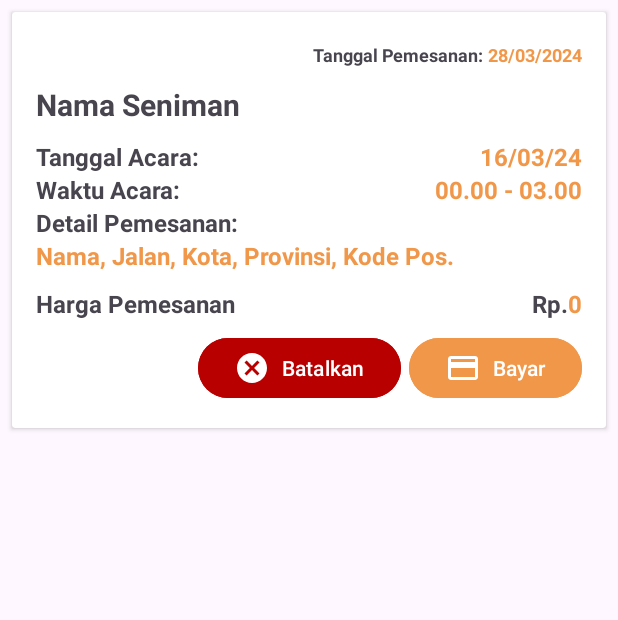
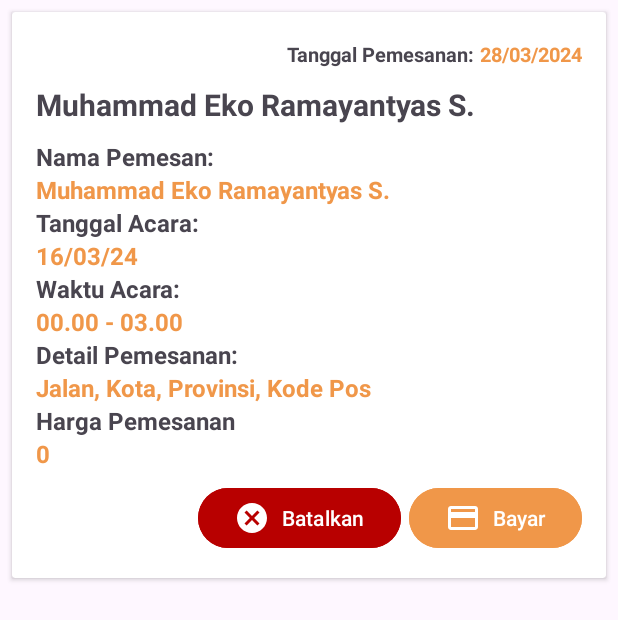
Before and after one commit to rayspyros/wardani, an Android app: the layout history_item.xml on its own in the app's theme, with its tools: preview values and no code run, on a phone screen of 412 x 824 dp. Shown: the top 620 px of the screen. Run offline under Robolectric (Android 15) with nearby library versions, the phone set to English and light mode, and no system bars.

Commit message:
finished project

```diff
--- a/app/src/main/java/com/example/wardani/activities/MainActivity.java
+++ b/app/src/main/java/com/example/wardani/activities/MainActivity.java
@@ -76,9 +76,10 @@ public class MainActivity extends AppCompatActivity {
             startActivity(new Intent(MainActivity.this, HistoryActivity.class));
         } else if (id == R.id.menu_hubungi_kami) {
             startActivity(new Intent(MainActivity.this, ContactUsActivity.class));
-        } else if (id == R.id.menu_admin) {
-            startActivity(new Intent(MainActivity.this, AdminActivity.class));
         }
+//        else if (id == R.id.menu_admin) {
+//            startActivity(new Intent(MainActivity.this, AdminActivity.class));
+//        }
         return true;
     }
 
--- a/app/src/main/res/layout/history_item.xml
+++ b/app/src/main/res/layout/history_item.xml
@@ -29,7 +29,7 @@
                 android:layout_height="wrap_content"
                 android:text="Tanggal Pemesanan: "
                 android:textStyle="bold"
-                android:textSize="12sp"/>
+                android:textSize="13sp"/>
 
             <TextView
                 android:id="@+id/history_order"
@@ -38,14 +38,14 @@
                 android:textColor="@color/background"
                 android:text="28/03/2024"
                 android:textStyle="bold"
-                android:textSize="12sp"/>
+                android:textSize="13sp"/>
         </LinearLayout>
 
         <TextView
             android:id="@+id/history_nama"
             android:layout_width="match_parent"
             android:layout_height="wrap_content"
-            android:text="Nama Seniman"
+            android:text="Muhammad Eko Ramayantyas S."
             android:textSize="20sp"
             android:textStyle="bold"
             android:layout_marginTop="10dp"/>
@@ -53,12 +53,36 @@
         <LinearLayout
             android:layout_width="match_parent"
             android:layout_height="wrap_content"
-            android:orientation="horizontal"
+            android:orientation="vertical"
             android:layout_marginTop="10dp">
 
             <TextView
+                android:id="@+id/text_customer"
+                android:layout_width="match_parent"
+                android:layout_height="wrap_content"
+                android:layout_weight="1"
+                android:text="Nama Pemesan: "
+                android:textStyle="bold"
+                android:textSize="16sp"/>
+
+            <TextView
+                android:id="@+id/history_customer"
+                android:layout_width="wrap_content"
+                android:layout_height="wrap_content"
+                android:textColor="@color/background"
+                android:text="Muhammad Eko Ramayantyas S."
+                android:textStyle="bold"
+                android:textSize="16sp"/>
+        </LinearLayout>
+
+        <LinearLayout
+            android:layout_width="match_parent"
+            android:layout_height="wrap_content"
+            android:orientation="vertical">
+
+            <TextView
                 android:id="@+id/text_tanggal"
-                android:layout_width="0dp"
+                android:layout_width="match_parent"
                 android:layout_height="wrap_content"
                 android:layout_weight="1"
                 android:text="Tanggal Acara: "
@@ -78,11 +102,11 @@
         <LinearLayout
             android:layout_width="match_parent"
             android:layout_height="wrap_content"
-            android:orientation="horizontal">
+            android:orientation="vertical">
 
             <TextView
                 android:id="@+id/text_waktu"
-                android:layout_width="0dp"
+                android:layout_width="match_parent"
                 android:layout_height="wrap_content"
                 android:layout_weight="1"
                 android:text="Waktu Acara: "
@@ -117,7 +141,7 @@
                 android:layout_width="wrap_content"
                 android:layout_height="wrap_content"
                 android:textColor="@color/background"
-                android:text="Nama, Jalan, Kota, Provinsi, Kode Pos."
+                android:text="Jalan, Kota, Provinsi, Kode Pos"
                 android:textStyle="bold"
                 android:textSize="16sp"/>
         </LinearLayout>
@@ -125,23 +149,14 @@
         <LinearLayout
             android:layout_width="match_parent"
             android:layout_height="wrap_content"
-            android:orientation="horizontal"
-            android:layout_marginTop="10dp">
+            android:orientation="vertical">
 
             <TextView
                 android:id="@+id/text_harga"
-                android:layout_width="0dp"
+                android:layout_width="match_parent"
                 android:layout_height="wrap_content"
                 android:layout_weight="1"
                 android:text="Harga Pemesanan"
-                android:textStyle="bold"
-                android:textSize="16sp"/>
-
-            <TextView
-                android:id="@+id/text_rp"
-                android:layout_width="wrap_content"
-                android:layout_height="wrap_content"
-                android:text="Rp."
                 android:textStyle="bold"
                 android:textSize="16sp"/>
 
```
Also changed, not shown: app/src/main/java/com/example/wardani/activities/PaymentActivity.java (+22 -3 lines), app/src/main/java/com/example/wardani/adapters/HistoryAdapter.java (+19 -8 lines), app/src/main/res/layout/activity_payment.xml (+30 -5 lines).
